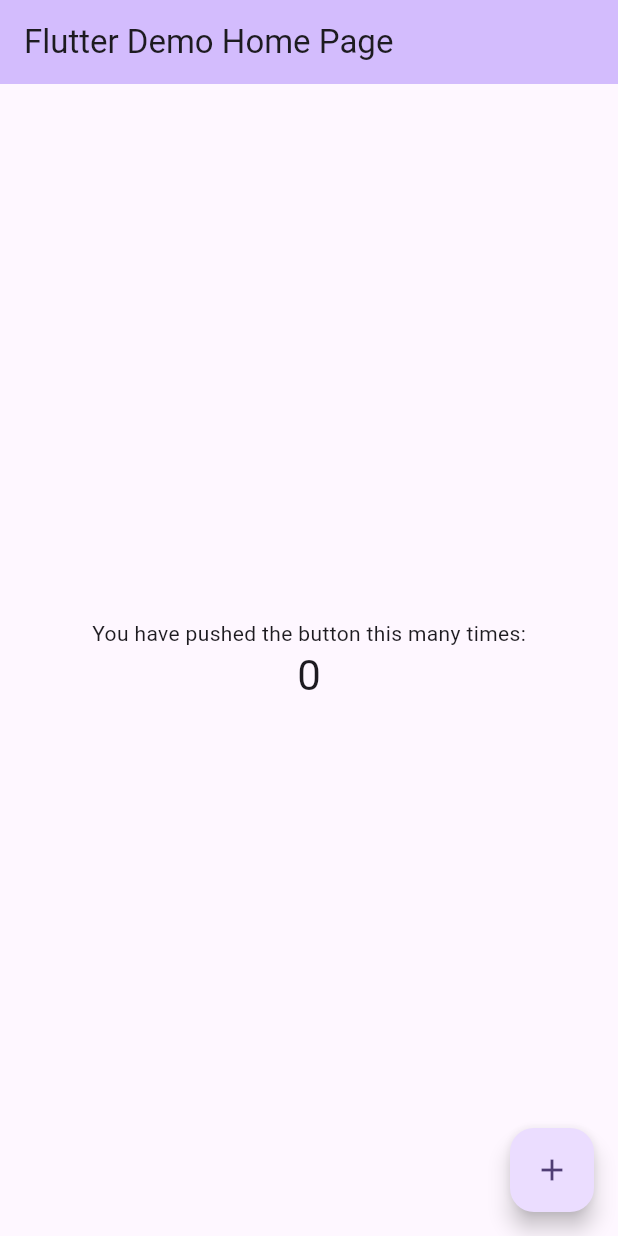
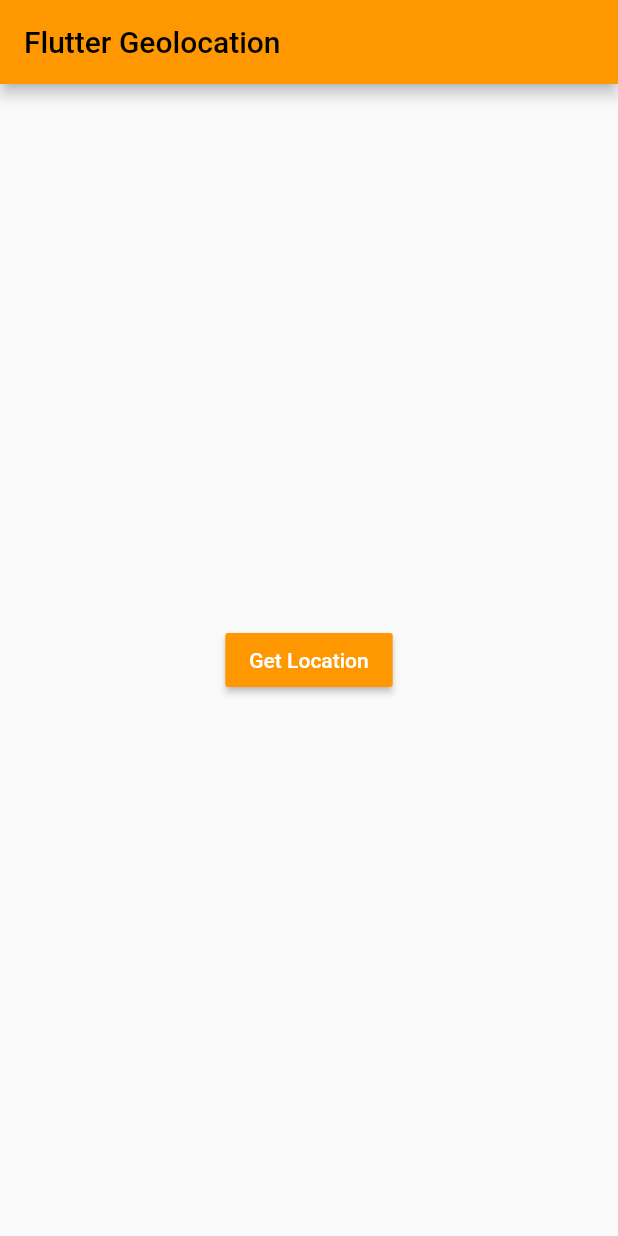
Before and after one commit to fahiem152/flutter__location, a Flutter app: the screen it shows after launch, on a phone screen of 412 x 824 dp. Run offline on Flutter 3.47's test engine with Material 2 defaults, Android fonts, the phone set to English and light mode, and no system bars; our stand-ins replace geocoding, location.

Commit message:
location

```diff
--- a/lib/main.dart
+++ b/lib/main.dart
@@ -1,4 +1,6 @@
 import 'package:flutter/material.dart';
+import 'package:geocoding/geocoding.dart' as geo;
+import 'package:location/location.dart';
 
 void main() {
   runApp(const MyApp());
@@ -11,115 +13,106 @@ class MyApp extends StatelessWidget {
   @override
   Widget build(BuildContext context) {
     return MaterialApp(
-      title: 'Flutter Demo',
+      debugShowCheckedModeBanner: false,
+      title: 'Flutter Geolocation',
       theme: ThemeData(
-        // This is the theme of your application.
-        //
-        // TRY THIS: Try running your application with "flutter run". You'll see
-        // the application has a blue toolbar. Then, without quitting the app,
-        // try changing the seedColor in the colorScheme below to Colors.green
-        // and then invoke "hot reload" (save your changes or press the "hot
-        // reload" button in a Flutter-supported IDE, or press "r" if you used
-        // the command line to start the app).
-        //
-        // Notice that the counter didn't reset back to zero; the application
-        // state is not lost during the reload. To reset the state, use hot
-        // restart instead.
-        //
-        // This works for code too, not just values: Most code changes can be
-        // tested with just a hot reload.
-        colorScheme: ColorScheme.fromSeed(seedColor: Colors.deepPurple),
-        useMaterial3: true,
+        primarySwatch: Colors.orange,
+        primaryColor: Colors.orange[100],
       ),
-      home: const MyHomePage(title: 'Flutter Demo Home Page'),
+      home: const GetUserLocation(title: 'Flutter Geolocation'),
     );
   }
 }
 
-class MyHomePage extends StatefulWidget {
-  const MyHomePage({super.key, required this.title});
-
-  // This widget is the home page of your application. It is stateful, meaning
-  // that it has a State object (defined below) that contains fields that affect
-  // how it looks.
-
-  // This class is the configuration for the state. It holds the values (in this
-  // case the title) provided by the parent (in this case the App widget) and
-  // used by the build method of the State. Fields in a Widget subclass are
-  // always marked "final".
-
+class GetUserLocation extends StatefulWidget {
+  const GetUserLocation({Key? key, required this.title}) : super(key: key);
   final String title;
 
   @override
-  State<MyHomePage> createState() => _MyHomePageState();
+  State<GetUserLocation> createState() => _GetUserLocationState();
 }
 
-class _MyHomePageState extends State<MyHomePage> {
-  int _counter = 0;
-
-  void _incrementCounter() {
-    setState(() {
-      // This call to setState tells the Flutter framework that something has
-      // changed in this State, which causes it to rerun the build method below
-      // so that the display can reflect the updated values. If we changed
-      // _counter without calling setState(), then the build method would not be
-      // called again, and so nothing would appear to happen.
-      _counter++;
-    });
-  }
+class _GetUserLocationState extends State<GetUserLocation> {
+  LocationData? currentLocation;
+  String address = "";
 
   @override
   Widget build(BuildContext context) {
-    // This method is rerun every time setState is called, for instance as done
-    // by the _incrementCounter method above.
-    //
-    // The Flutter framework has been optimized to make rerunning build methods
-    // fast, so that you can just rebuild anything that needs updating rather
-    // than having to individually change instances of widgets.
     return Scaffold(
       appBar: AppBar(
-        // TRY THIS: Try changing the color here to a specific color (to
-        // Colors.amber, perhaps?) and trigger a hot reload to see the AppBar
-        // change color while the other colors stay the same.
-        backgroundColor: Theme.of(context).colorScheme.inversePrimary,
-        // Here we take the value from the MyHomePage object that was created by
-        // the App.build method, and use it to set our appbar title.
         title: Text(widget.title),
       ),
       body: Center(
-        // Center is a layout widget. It takes a single child and positions it
-        // in the middle of the parent.
+        child: Padding(
+          padding: const EdgeInsets.all(16.0),
           child: Column(
-          // Column is also a layout widget. It takes a list of children and
-          // arranges them vertically. By default, it sizes itself to fit its
-          // children horizontally, and tries to be as tall as its parent.
-          //
-          // Column has various properties to control how it sizes itself and
-          // how it positions its children. Here we use mainAxisAlignment to
-          // center the children vertically; the main axis here is the vertical
-          // axis because Columns are vertical (the cross axis would be
-          // horizontal).
-          //
-          // TRY THIS: Invoke "debug painting" (choose the "Toggle Debug Paint"
-          // action in the IDE, or press "p" in the console), to see the
-          // wireframe for each widget.
             mainAxisAlignment: MainAxisAlignment.center,
             children: <Widget>[
-            const Text(
-              'You have pushed the button this many times:',
+              if (currentLocation != null)
+                Center(
+                  child: Text(
+                      "Location: ${currentLocation?.latitude}, ${currentLocation?.longitude}"),
                 ),
-            Text(
-              '$_counter',
-              style: Theme.of(context).textTheme.headlineMedium,
+              if (currentLocation != null) Text("Address: $address"),
+              MaterialButton(
+                onPressed: _getLocation,
+                color: Colors.orange,
+                child: const Text(
+                  "Get Location",
+                  style: TextStyle(color: Colors.white),
+                ),
               ),
             ],
           ),
         ),
-      floatingActionButton: FloatingActionButton(
-        onPressed: _incrementCounter,
-        tooltip: 'Increment',
-        child: const Icon(Icons.add),
-      ), // This trailing comma makes auto-formatting nicer for build methods.
+      ),
     );
   }
+
+  void _getLocation() {
+    _getLocationData().then((value) {
+      LocationData? location = value;
+      _getAddress(location?.latitude, location?.longitude).then((value) {
+        setState(() {
+          currentLocation = location;
+          address = value;
+        });
+      });
+    });
   }
+}
+
+Future<LocationData?> _getLocationData() async {
+  Location location = Location();
+  LocationData locationData;
+
+  bool serviceEnabled;
+  PermissionStatus permissionGranted;
+
+  serviceEnabled = await location.serviceEnabled();
+  if (!serviceEnabled) {
+    serviceEnabled = await location.requestService();
+    if (!serviceEnabled) {
+      return null;
+    }
+  }
+
+  permissionGranted = await location.hasPermission();
+  if (permissionGranted == PermissionStatus.denied) {
+    permissionGranted = await location.requestPermission();
+    if (permissionGranted != PermissionStatus.granted) {
+      return null;
+    }
+  }
+
+  locationData = await location.getLocation();
+
+  return locationData;
+}
+
+Future<String> _getAddress(double? lat, double? lang) async {
+  if (lat == null || lang == null) return "";
+
+  final address = await geo.placemarkFromCoordinates(lat, lang);
+  return "${address[0].street}, ${address[0].subLocality}, ${address[0].locality}, ${address[0].postalCode}";
+}
--- a/pubspec.yaml
+++ b/pubspec.yaml
@@ -35,6 +35,8 @@ dependencies:
   # The following adds the Cupertino Icons font to your application.
   # Use with the CupertinoIcons class for iOS style icons.
   cupertino_icons: ^1.0.2
+  location: ^4.4.0
+  geocoding: ^2.1.0
 
 dev_dependencies:
   flutter_test:
```
Also changed, not shown: pubspec.lock, 4 other files. Lines whose indentation alone changed are shown as unchanged.
